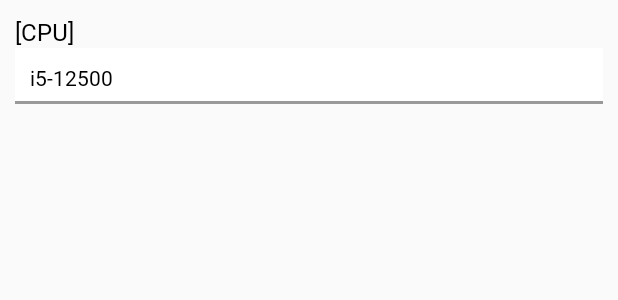
After one commit to DecisionDisorder/ComputerGuide, an Android app: the layout compare_layout.xml on its own in the app's theme, with its tools: preview values and no code run, on a phone screen of 412 x 824 dp. The commit adds this screen. Shown: the top 300 px of the screen. Run offline under Robolectric (Android 15) with nearby library versions, the phone set to English and light mode, and no system bars; Roboto replaces fonts that are not available here.

Commit message:
220527_compare

```diff
--- a/src/main/java/com/threebro/computerguide/DBHelper.java
+++ b/src/main/java/com/threebro/computerguide/DBHelper.java
@@ -8,6 +8,8 @@ import android.database.sqlite.SQLiteOpenHelper;
 
 import com.threebro.computerguide.Combi.FinalTwo;
 import com.threebro.computerguide.Combi.RecommendedSet;
+
+import java.util.ArrayList;
 
 
 public class DBHelper extends SQLiteOpenHelper {
@@ -54,6 +56,7 @@ public class DBHelper extends SQLiteOpenHelper {
         SQLiteDatabase db = getReadableDatabase();
         String result ="";
         Cursor cursor = db.rawQuery("SELECT * FROM Product",null);
+        PastModelListActivity.recommendListManager.recommendedSetList = new ArrayList<>();
         while (cursor.moveToNext()) {
             FinalTwo list = new FinalTwo();
             list.setCpu(MainActivity.desktopSet.getCPUList().get(cursor.getInt(0)));
@@ -67,7 +70,7 @@ public class DBHelper extends SQLiteOpenHelper {
             list.getSt().setAmount(cursor.getInt(9));
             list.setCl(MainActivity.desktopSet.getCLList().get(cursor.getInt(10)));
             list.setPrice(cursor.getInt(11));
-
+            PastModelListActivity.recommendListManager.addCompareList(list);
         }
         return result;
     }
--- a/src/main/java/com/threebro/computerguide/SampleModel.java
+++ b/src/main/java/com/threebro/computerguide/SampleModel.java
@@ -71,9 +71,13 @@ public class SampleModel extends LinearLayout {
                         compareCheckBox.setChecked(false);
                         Toast.makeText(context, getResources().getString(R.string.maximum_compare_check), Toast.LENGTH_LONG).show();
                     }
+                    else {
+                        pastModelListActivity.setCompareIndex(index);
+                    }
                 }
                 else {
                     pastModelListActivity.isUnderCheckedLimit();
+                    pastModelListActivity.resetCompareIndex(index);
                 }
             }
         });
--- /dev/null
+++ b/src/main/res/layout/compare_layout.xml
@@ -0,0 +1,30 @@
+<?xml version="1.0" encoding="utf-8"?>
+<LinearLayout xmlns:android="http://schemas.android.com/apk/res/android"
+    android:layout_width="match_parent"
+    android:layout_height="match_parent"
+    android:orientation="vertical">
+
+    <TextView
+        android:id="@+id/compareTitleTextView"
+        android:layout_width="match_parent"
+        android:layout_height="wrap_content"
+        android:paddingLeft="10dp"
+        android:paddingTop="10dp"
+        android:text="[CPU]"
+        android:textSize="16dp"
+        android:textColor="@color/black"
+        android:fontFamily="@font/nanum_square_b"/>
+    <TextView
+        android:id="@+id/compareNameTextView"
+        android:layout_width="match_parent"
+        android:layout_height="wrap_content"
+        android:padding="10dp"
+        android:layout_marginBottom="10dp"
+        android:layout_marginLeft="10dp"
+        android:layout_marginRight="10dp"
+        android:background="@drawable/underbar_button"
+        android:text="i5-12500"
+        android:textSize="14dp"
+        android:textColor="@color/black"
+        android:fontFamily="@font/nanum_square_b"/>
+</LinearLayout>
```
Also changed, not shown: src/main/java/com/threebro/computerguide/CompareActivity.java (+41 -0 lines), src/main/java/com/threebro/computerguide/CompareLayout.java (added, +43 -0 lines), src/main/java/com/threebro/computerguide/EstimateListActivity.java (+9 -7 lines), src/main/java/com/threebro/computerguide/PastModelListActivity.java (+31 -4 lines), src/main/java/com/threebro/computerguide/RecommendListManager.java (+4 -4 lines), src/main/res/layout/activity_compare.xml (+10 -4 lines).
